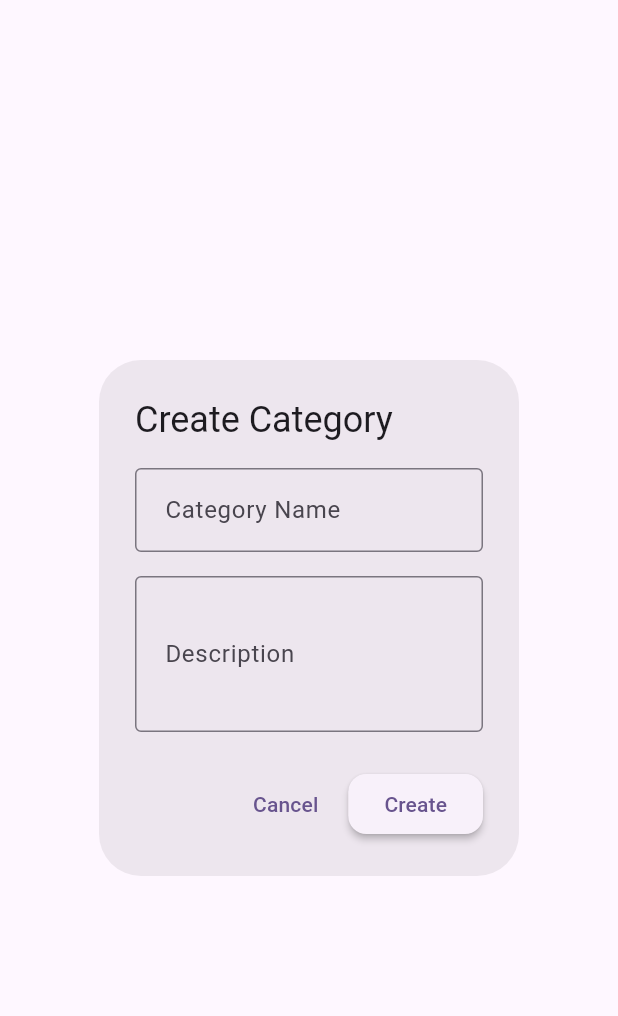
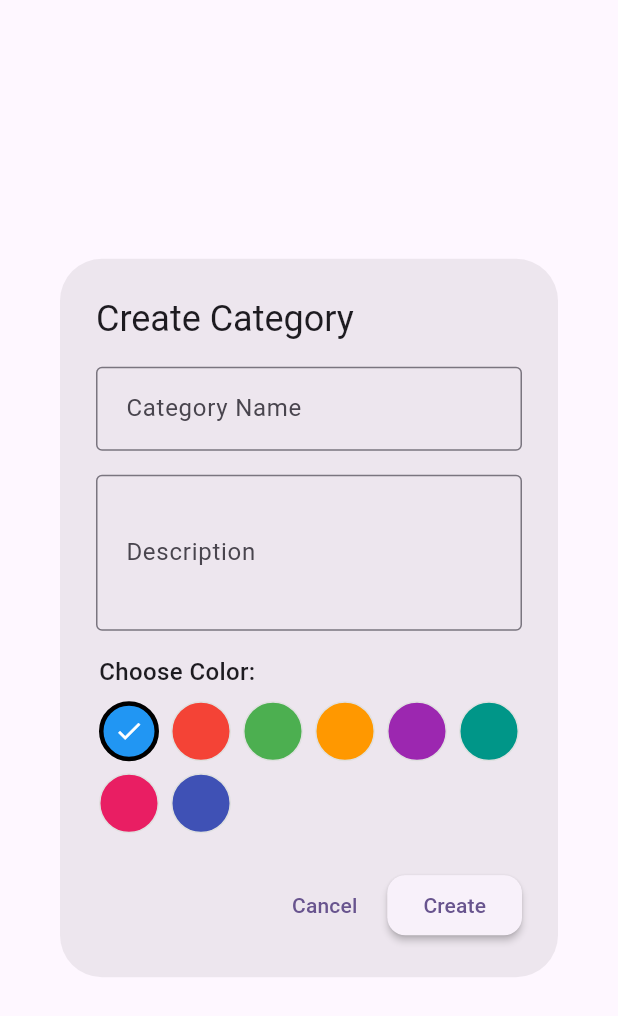
Before and after one commit to DenisLobur/FlashcardsFlutter, a Flutter app: the CategoryDialog widget shown alone on an empty page, opened directly, on a phone screen of 412 x 824 dp. Shown: the top 1016 px of the screen. Run offline on Flutter 3.47's test engine with Material 3 defaults, Android fonts, the light colour scheme and no system bars; our stand-ins replace shared_preferences; accounts and stored records are empty; network calls fail.

Commit message:
Add colors to category

```diff
--- a/lib/models/category.dart
+++ b/lib/models/category.dart
@@ -4,6 +4,7 @@ class Category {
   final String description;
   final String userId;
   final DateTime createdAt;
+  final String color;
 
   Category({
     required this.id,
@@ -11,6 +12,7 @@ class Category {
     required this.description,
     required this.userId,
     required this.createdAt,
+    required this.color,
   });
 
   factory Category.fromJson(Map<String, dynamic> json) {
@@ -20,6 +22,7 @@ class Category {
       description: json['description'] ?? '',
       userId: json['userId'] ?? '',
       createdAt: DateTime.parse(json['createdAt'] ?? DateTime.now().toIso8601String()),
+      color: json['color'] ?? '#2196F3',
     );
   }
 
@@ -30,6 +33,7 @@ class Category {
       'description': description,
       'userId': userId,
       'createdAt': createdAt.toIso8601String(),
+      'color': color,
     };
   }
 }
--- a/lib/providers/flashcard_provider.dart
+++ b/lib/providers/flashcard_provider.dart
@@ -40,14 +40,14 @@ class FlashcardProvider with ChangeNotifier {
     notifyListeners();
   }
 
-  Future<void> createCategory(String name, String description) async {
+  Future<void> createCategory(String name, String description, String color) async {
     _isLoading = true;
     _errorMessage = null;
     _errorType = null;
     notifyListeners();
 
     try {
-      final newCategory = await _apiService.createCategory(name, description);
+      final newCategory = await _apiService.createCategory(name, description, color);
       _categories.insert(0, newCategory);
     } catch (e) {
       _errorMessage = _getErrorMessage(e);
@@ -58,14 +58,14 @@ class FlashcardProvider with ChangeNotifier {
     notifyListeners();
   }
 
-  Future<void> updateCategory(String id, String name, String description) async {
+  Future<void> updateCategory(String id, String name, String description, String color) async {
     _isLoading = true;
     _errorMessage = null;
     _errorType = null;
     notifyListeners();
 
     try {
-      final updatedCategory = await _apiService.updateCategory(id, name, description);
+      final updatedCategory = await _apiService.updateCategory(id, name, description, color);
       final index = _categories.indexWhere((category) => category.id == id);
       if (index != -1) {
         _categories[index] = updatedCategory;
--- a/lib/screens/home_screen.dart
+++ b/lib/screens/home_screen.dart
@@ -109,6 +109,11 @@ class _HomeScreenState extends State<HomeScreen> {
         ],
       ),
     );
+  }
+
+  Color _hexToColor(String hexColor) {
+    hexColor = hexColor.replaceAll('#', '');
+    return Color(int.parse('FF$hexColor', radix: 16));
   }
 
   @override
@@ -233,7 +238,7 @@ class _HomeScreenState extends State<HomeScreen> {
                   child: ListTile(
                     contentPadding: const EdgeInsets.all(16),
                     leading: CircleAvatar(
-                      backgroundColor: Theme.of(context).primaryColor,
+                      backgroundColor: _hexToColor(category.color),
                       child: const Icon(
                         Icons.style,
                         color: Colors.white,
--- a/lib/services/api_service.dart
+++ b/lib/services/api_service.dart
@@ -35,7 +35,7 @@ class ApiService {
     }
   }
 
-  Future<Category> createCategory(String name, String description) async {
+  Future<Category> createCategory(String name, String description, String color) async {
     try {
       final headers = await _getHeaders();
       final response = await http.post(
@@ -44,6 +44,7 @@ class ApiService {
         body: jsonEncode({
           'name': name,
           'description': description,
+          'color': color,
         }),
       );
 
@@ -73,7 +74,7 @@ class ApiService {
     }
   }
 
-  Future<Category> updateCategory(String id, String name, String description) async {
+  Future<Category> updateCategory(String id, String name, String description, String color) async {
     try {
       final headers = await _getHeaders();
       final response = await http.put(
@@ -82,6 +83,7 @@ class ApiService {
         body: jsonEncode({
           'name': name,
           'description': description,
+          'color': color,
         }),
       );
 
--- a/lib/widgets/category_dialog.dart
+++ b/lib/widgets/category_dialog.dart
@@ -19,6 +19,19 @@ class _CategoryDialogState extends State<CategoryDialog> {
   final _formKey = GlobalKey<FormState>();
   final _nameController = TextEditingController();
   final _descriptionController = TextEditingController();
+  String _selectedColor = '#2196F3'; // Default blue color
+
+  // Define 8 available colors
+  final List<Map<String, dynamic>> _availableColors = [
+    {'name': 'Blue', 'value': '#2196F3', 'color': Colors.blue},
+    {'name': 'Red', 'value': '#F44336', 'color': Colors.red},
+    {'name': 'Green', 'value': '#4CAF50', 'color': Colors.green},
+    {'name': 'Orange', 'value': '#FF9800', 'color': Colors.orange},
+    {'name': 'Purple', 'value': '#9C27B0', 'color': Colors.purple},
+    {'name': 'Teal', 'value': '#009688', 'color': Colors.teal},
+    {'name': 'Pink', 'value': '#E91E63', 'color': Colors.pink},
+    {'name': 'Indigo', 'value': '#3F51B5', 'color': Colors.indigo},
+  ];
 
   @override
   void initState() {
@@ -26,6 +39,7 @@ class _CategoryDialogState extends State<CategoryDialog> {
     if (widget.category != null) {
       _nameController.text = widget.category!.name;
       _descriptionController.text = widget.category!.description;
+      _selectedColor = widget.category!.color;
     }
   }
 
@@ -46,6 +60,7 @@ class _CategoryDialogState extends State<CategoryDialog> {
           await flashcardProvider.createCategory(
             _nameController.text.trim(),
             _descriptionController.text.trim(),
+            _selectedColor,
           );
         } else {
           // Update existing category
@@ -53,6 +68,7 @@ class _CategoryDialogState extends State<CategoryDialog> {
             widget.category!.id,
             _nameController.text.trim(),
             _descriptionController.text.trim(),
+            _selectedColor,
           );
         }
 
@@ -128,6 +144,54 @@ class _CategoryDialogState extends State<CategoryDialog> {
                 return null;
               },
             ),
+            const SizedBox(height: 16),
+            // Color selection
+            Column(
+              crossAxisAlignment: CrossAxisAlignment.start,
+              children: [
+                const Text(
+                  'Choose Color:',
+                  style: TextStyle(
+                    fontSize: 16,
+                    fontWeight: FontWeight.w500,
+                  ),
+                ),
+                const SizedBox(height: 8),
+                Wrap(
+                  spacing: 8,
+                  runSpacing: 8,
+                  children: _availableColors.map((colorInfo) {
+                    final isSelected = _selectedColor == colorInfo['value'];
+                    return GestureDetector(
+                      onTap: () {
+                        setState(() {
+                          _selectedColor = colorInfo['value'];
+                        });
+                      },
+                      child: Container(
+                        width: 40,
+                        height: 40,
+                        decoration: BoxDecoration(
+                          color: colorInfo['color'],
+                          shape: BoxShape.circle,
+                          border: Border.all(
+                            color: isSelected ? Colors.black : Colors.grey.shade300,
+                            width: isSelected ? 3 : 1,
+                          ),
+                        ),
+                        child: isSelected
+                            ? const Icon(
+                                Icons.check,
+                                color: Colors.white,
+                                size: 20,
+                              )
+                            : null,
+                      ),
+                    );
+                  }).toList(),
+                ),
+              ],
+            ),
           ],
         ),
       ),
```
